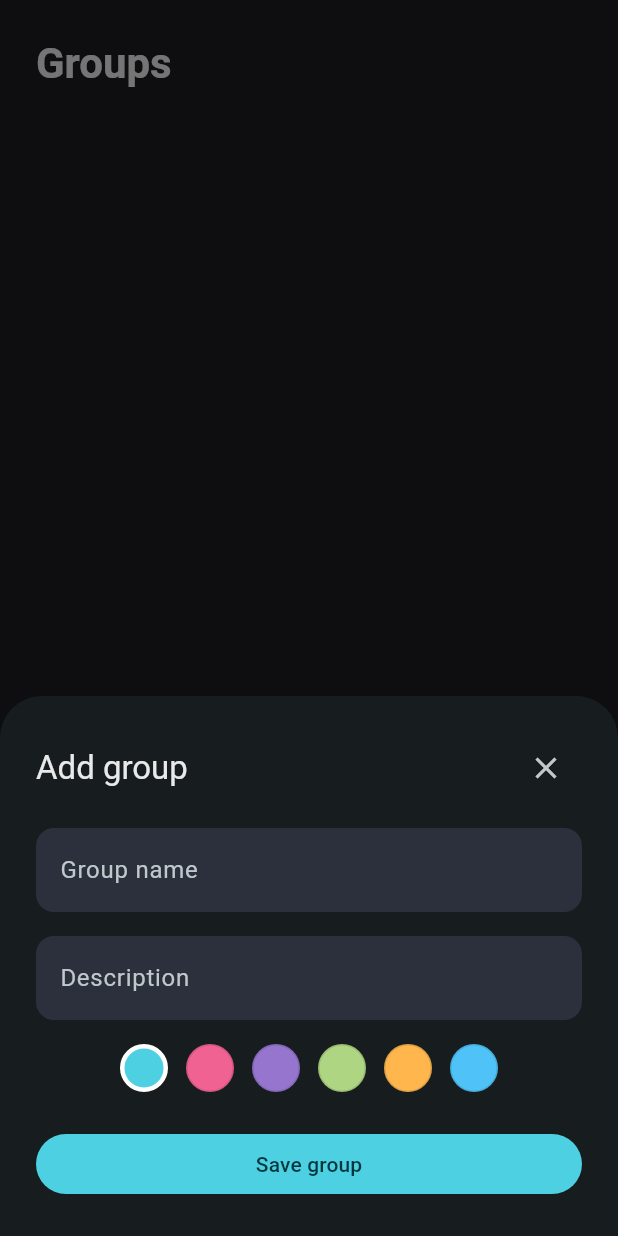
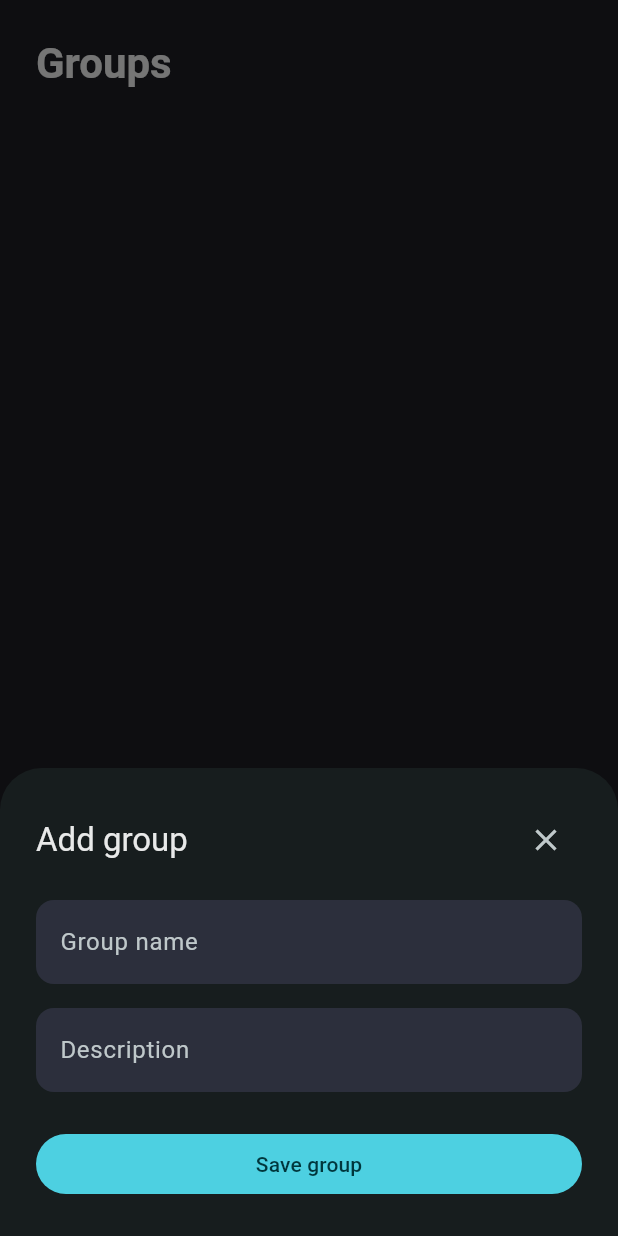
Before and after one commit to ct-jyjntc/STerminal, a Flutter app: the GroupsPage screen opened by its route, after a tap on "New group", on a phone screen of 412 x 824 dp. Run offline on Flutter 3.47's test engine with Material 3 defaults, Android fonts, the phone set to English and light mode, and no system bars; our stand-ins replace flutter_riverpod, go_router, shared_preferences; missing offline and left inert: dartssh2, file_selector, flutter_monaco, socks5_proxy, xterm; accounts and stored records are empty.

Commit message:
feat: 移除不必要的颜色参数，简化组件结构

```diff
--- a/lib/src/features/connections/presentation/widgets/host_card.dart
+++ b/lib/src/features/connections/presentation/widgets/host_card.dart
@@ -2,7 +2,6 @@ import 'package:flutter/material.dart';
 import 'package:sterminal/src/l10n/l10n.dart';
 
 import '../../../../domain/models/host.dart';
-import '../../../../utils/color_utils.dart';
 import '../../../../widgets/list_item_card.dart';
 
 class HostCard extends StatelessWidget {
@@ -27,10 +26,7 @@ class HostCard extends StatelessWidget {
 
   @override
   Widget build(BuildContext context) {
-    final color = parseColor(host.colorHex);
     return ListItemCard(
-      leading: host.name.characters.first.toUpperCase(),
-      accentColor: color,
       title: host.name,
       subtitle: subtitle,
       onTap: onTap,
--- a/lib/src/features/groups/presentation/group_form_sheet.dart
+++ b/lib/src/features/groups/presentation/group_form_sheet.dart
@@ -4,18 +4,16 @@ import 'package:sterminal/src/l10n/l10n.dart';
 
 import '../../../core/app_providers.dart';
 import '../../../domain/models/group.dart';
-import '../../../utils/color_utils.dart';
 
-Future<void> showGroupFormSheet(
-  BuildContext context, {
-  HostGroup? group,
-}) {
+Future<void> showGroupFormSheet(BuildContext context, {HostGroup? group}) {
   return showModalBottomSheet(
     useRootNavigator: true,
     context: context,
     isScrollControlled: true,
     builder: (_) => Padding(
-      padding: EdgeInsets.only(bottom: MediaQuery.of(context).viewInsets.bottom),
+      padding: EdgeInsets.only(
+        bottom: MediaQuery.of(context).viewInsets.bottom,
+      ),
       child: GroupFormSheet(group: group),
     ),
   );
@@ -35,22 +33,13 @@ class _GroupFormSheetState extends ConsumerState<GroupFormSheet> {
   late final TextEditingController _descriptionController;
   late String _colorHex;
 
-  static const _colors = [
-    '#4DD0E1',
-    '#F06292',
-    '#9575CD',
-    '#AED581',
-    '#FFB74D',
-    '#4FC3F7',
-  ];
-
   @override
   void initState() {
     super.initState();
     final group = widget.group;
     _nameController = TextEditingController(text: group?.name);
     _descriptionController = TextEditingController(text: group?.description);
-    _colorHex = group?.colorHex ?? _colors.first;
+    _colorHex = group?.colorHex ?? '#90CAF9';
   }
 
   @override
@@ -87,37 +76,14 @@ class _GroupFormSheetState extends ConsumerState<GroupFormSheet> {
             const SizedBox(height: 16),
             TextField(
               controller: _nameController,
-              decoration:
-                  InputDecoration(labelText: l10n.groupFormNameLabel),
+              decoration: InputDecoration(labelText: l10n.groupFormNameLabel),
             ),
             const SizedBox(height: 16),
             TextField(
               controller: _descriptionController,
-              decoration:
-                  InputDecoration(labelText: l10n.groupFormDescriptionLabel),
-            ),
-            const SizedBox(height: 16),
-            Wrap(
-              spacing: 12,
-              children: [
-                for (final color in _colors)
-                  GestureDetector(
-                    onTap: () => setState(() => _colorHex = color),
-                    child: Container(
-                      height: 32,
-                      width: 32,
-                      decoration: BoxDecoration(
-                        shape: BoxShape.circle,
-                        color: parseColor(color),
-                        border: Border.all(
-                          color:
-                              _colorHex == color ? Colors.white : Colors.black12,
-                          width: _colorHex == color ? 3 : 1,
-                        ),
-                      ),
-                    ),
-                  ),
-              ],
+              decoration: InputDecoration(
+                labelText: l10n.groupFormDescriptionLabel,
+              ),
             ),
             const SizedBox(height: 24),
             SizedBox(
@@ -135,14 +101,15 @@ class _GroupFormSheetState extends ConsumerState<GroupFormSheet> {
 
   Future<void> _submit() async {
     if (_nameController.text.trim().isEmpty) {
-      ScaffoldMessenger.of(context).showSnackBar(
-        SnackBar(content: Text(context.l10n.groupFormValidation)),
-      );
+      ScaffoldMessenger.of(
+        context,
+      ).showSnackBar(SnackBar(content: Text(context.l10n.groupFormValidation)));
       return;
     }
     final repo = ref.read(groupsRepositoryProvider);
     final uuid = ref.read(uuidProvider);
-    final group = widget.group?.copyWith(
+    final group =
+        widget.group?.copyWith(
           name: _nameController.text.trim(),
           colorHex: _colorHex,
           description: _descriptionController.text.trim().isEmpty
--- a/lib/src/features/vault/presentation/vault_page.dart
+++ b/lib/src/features/vault/presentation/vault_page.dart
@@ -54,8 +54,6 @@ class VaultPage extends ConsumerWidget {
                                 ? l10n.credentialAuthPassword
                                 : l10n.credentialAuthKeyPair;
                         return ListItemCard(
-                          leading: credential.name.characters.first.toUpperCase(),
-                          accentColor: Theme.of(context).colorScheme.primary,
                           title: credential.name,
                           subtitle: '${credential.username} • $authLabel',
                           onTap: () =>
```
Also changed, not shown: lib/src/features/connections/presentation/widgets/host_form_sheet.dart (+31 -73 lines), lib/src/features/groups/presentation/groups_page.dart (+13 -12 lines), lib/src/features/settings/presentation/settings_page.dart (+0 -18 lines), lib/src/features/snippets/presentation/snippets_page.dart (+9 -18 lines), lib/src/widgets/list_item_card.dart (+10 -32 lines).
